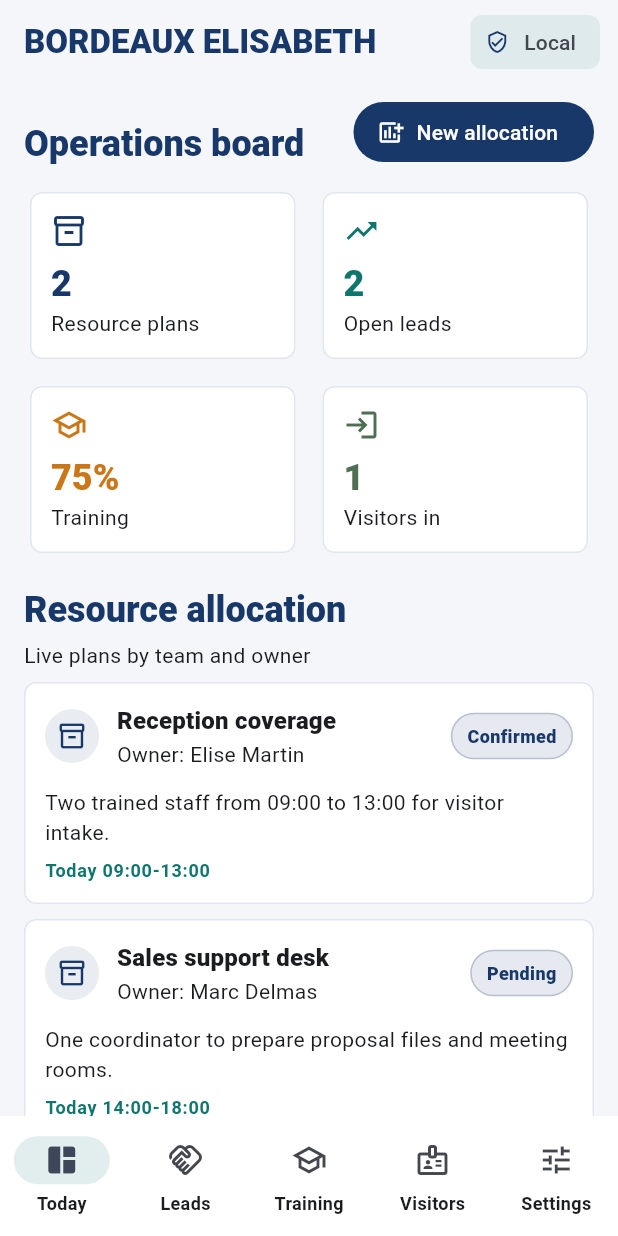
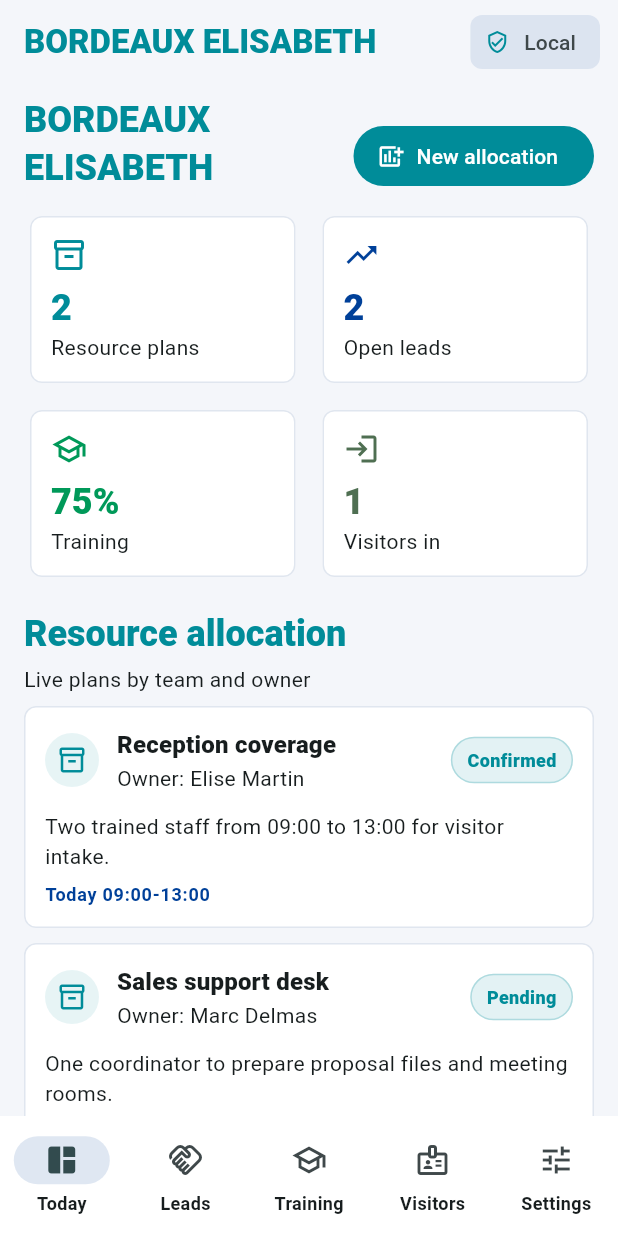
Before and after one commit to EOOrga/68d9d11e1299230338f2ce2d, a Flutter app: the screen it shows after launch, on a phone screen of 412 x 824 dp. Run offline on Flutter 3.47's test engine with Material 3 defaults, Android fonts, the phone set to English and light mode, and no system bars; our stand-ins replace shared_preferences.

Commit message:
Create Flutter variant com.bordeauxelisabeth.bbss

```diff
--- a/lib/main.dart
+++ b/lib/main.dart
@@ -18,9 +18,9 @@
 
   @override
   Widget build(BuildContext context) {
-    const primary = Color(0xFF183869);
-    const secondary = Color(0xFF0F766E);
-    const tertiary = Color(0xFFC97719);
+    const primary = Color(0xFF008C99);
+    const secondary = Color(0xFF004099);
+    const tertiary = Color(0xFF009959);
 
     final colorScheme = ColorScheme.fromSeed(
       seedColor: primary,
@@ -219,7 +219,7 @@
       padding: const EdgeInsets.fromLTRB(16, 8, 16, 24),
       children: [
         SectionHeader(
-          title: 'Operations board',
+          title: 'BORDEAUX ELISABETH',
           action: FilledButton.icon(
             key: const Key('new-allocation'),
             onPressed: () => _showResourceDialog(context),
--- a/pubspec.yaml
+++ b/pubspec.yaml
@@ -1,4 +1,4 @@
-name: bordeaux_elisabeth
+name: bbss
 description: Operations workspace for BORDEAUX ELISABETH business teams.
 publish_to: 'none'
 version: 1.0.0+1
@@ -24,4 +24,6 @@
   android: true
   ios: false
   image_path: docs/icon.png
+  adaptive_icon_foreground: docs/icon.png
+  adaptive_icon_background: "#009959"
   min_sdk_android: 23
```
Also changed, not shown: docs/icon.png, 11 other files.
